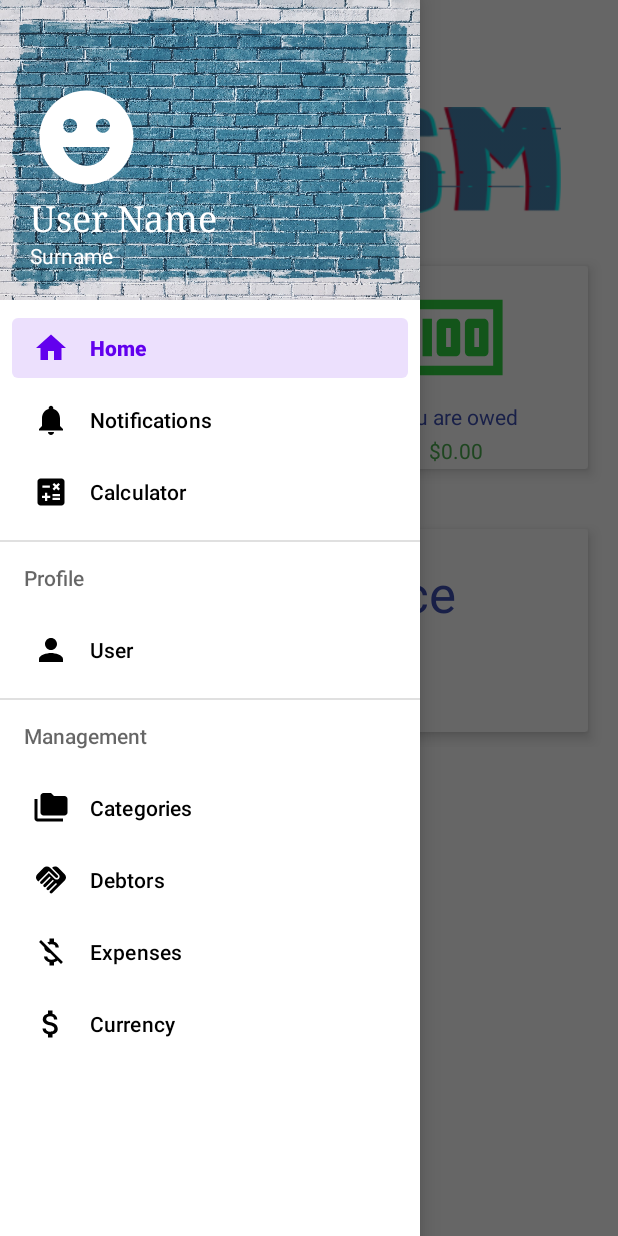
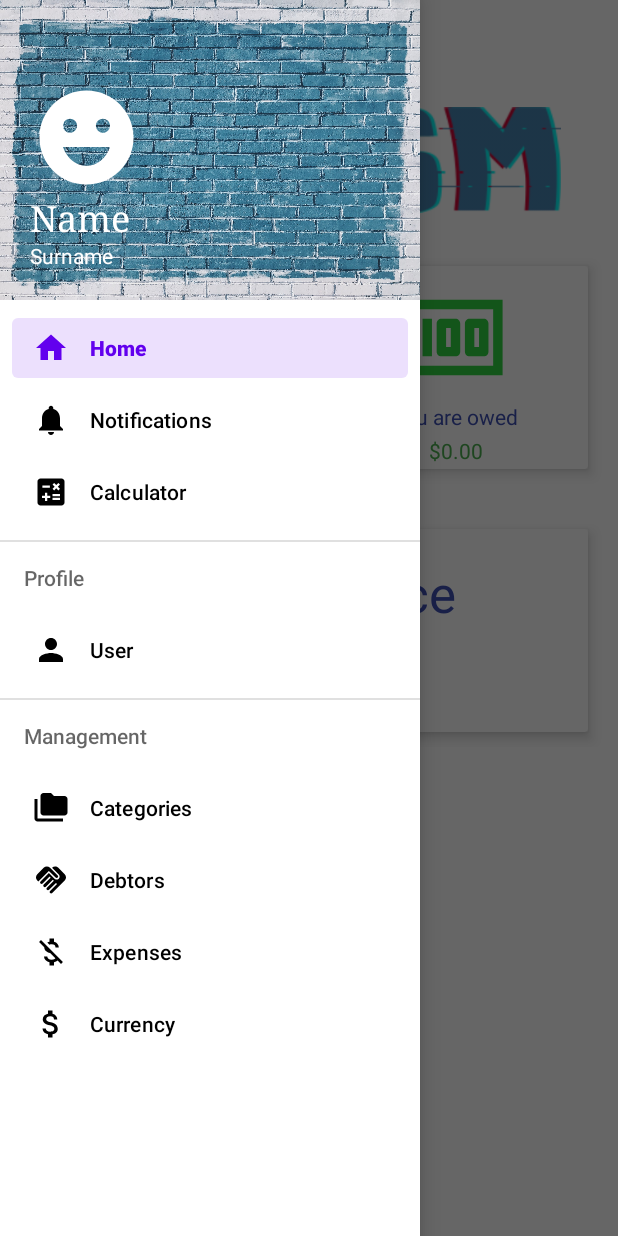
Before and after one commit to BlackRabbitov/ProjektSM, an Android app: the MainActivity screen opened directly, with no data from a screen before it, with the side drawer open, on a phone screen of 412 x 824 dp. Run offline under Robolectric (Android 15) with nearby library versions, the phone set to English and light mode, and no system bars.

```diff
--- a/app/src/main/res/layout/header.xml
+++ b/app/src/main/res/layout/header.xml
@@ -16,13 +16,13 @@
         android:layout_width="wrap_content"
         android:layout_height="wrap_content"
         android:fontFamily="serif"
-        android:text="User Name"
+        android:text="@string/menu_name"
         android:textColor="@color/white"
         android:textSize="24sp" />
     <TextView
         android:layout_width="wrap_content"
         android:layout_height="wrap_content"
-        android:text="Surname"
+        android:text="@string/menu_surname"
         android:textColor="@color/white"
         android:textSize="14sp"/>
 
--- a/app/src/main/res/menu/main_menu.xml
+++ b/app/src/main/res/menu/main_menu.xml
@@ -5,46 +5,46 @@
         <item
             android:id="@+id/nav_home"
             android:icon="@drawable/home_icon"
-            android:title="Home" />
+            android:title="@string/menu_home" />
         <item
             android:id="@+id/nav_notifications"
             android:icon="@drawable/notifications_icon"
-            android:title="Notifications" />
+            android:title="@string/menu_notifications" />
         <item
             android:id="@+id/nav_calc"
             android:icon="@drawable/calc_icon"
-            android:title="Calculator" />
+            android:title="@string/menu_calculator" />
     </group>
-        <item android:title="Profile">
+        <item android:title="@string/menu_profile">
             <menu>
                 <group android:checkableBehavior="single">
                     <item
                         android:id="@+id/nav_user"
                         android:icon="@drawable/user_icon"
-                        android:title="User" />
+                        android:title="@string/menu_user" />
                 </group>
             </menu>
         </item>
 
-    <item android:title="Management">
+    <item android:title="@string/menu_management">
         <menu>
             <group android:checkableBehavior="single">
                 <item
                     android:id="@+id/nav_cat"
                     android:icon="@drawable/category_icon"
-                    android:title="Categories" />
+                    android:title="@string/menu_categories" />
                 <item
                     android:id="@+id/nav_dept"
                     android:icon="@drawable/deptors_icon"
-                    android:title="Debtors" />
+                    android:title="@string/menu_debtors" />
                 <item
                     android:id="@+id/nav_expenses"
                     android:icon="@drawable/expenses_icon"
-                    android:title="Expenses" />
+                    android:title="@string/menu_expenses" />
                 <item
                     android:id="@+id/nav_currency"
                     android:icon="@drawable/money_icon"
-                    android:title="Currency" />
+                    android:title="@string/menu_currency" />
             </group>
         </menu>
     </item>
--- a/app/src/main/res/values/strings.xml
+++ b/app/src/main/res/values/strings.xml
@@ -38,4 +38,18 @@
     <string name="channel_description">"Check this new handsome looking notification!"</string>
 
 
+    <!-- Menu -->
+    <string name="menu_home">Home</string>
+    <string name="menu_notifications">Notifications</string>
+    <string name="menu_calculator">Calculator</string>
+    <string name="menu_profile">Profile</string>
+    <string name="menu_user">User</string>
+    <string name="menu_management">Management</string>
+    <string name="menu_categories">Categories</string>
+    <string name="menu_debtors">Debtors</string>
+    <string name="menu_expenses">Expenses</string>
+    <string name="menu_currency">Currency</string>
+    <string name="menu_name">Name</string>
+    <string name="menu_surname">Surname</string>
+
 </resources>
```
Also changed, not shown: app/src/main/java/com/michal/projektsm/BorrowerAdapter.java (+0 -8 lines), 1 other file.
